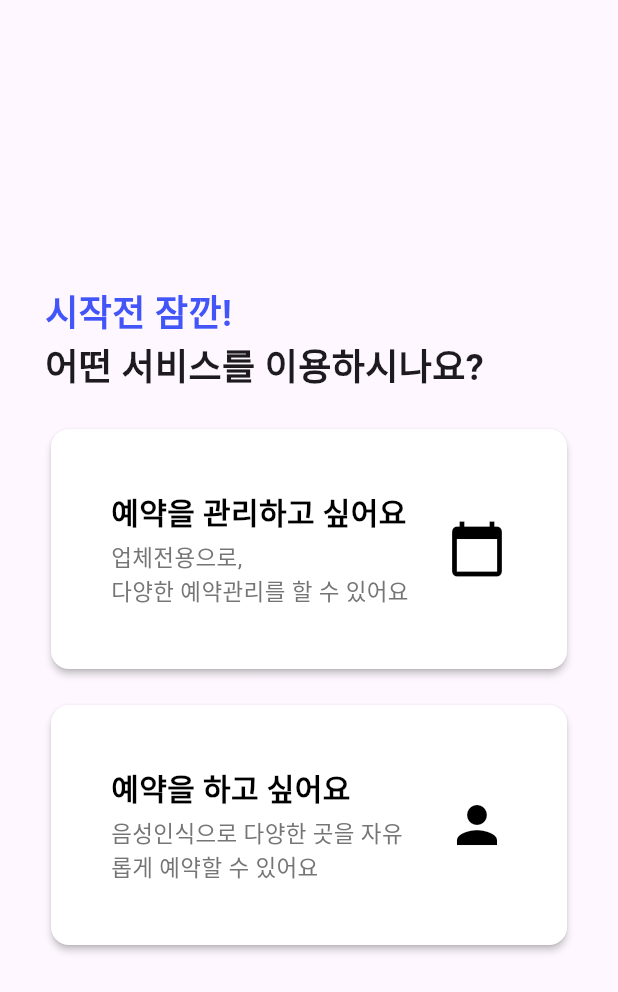
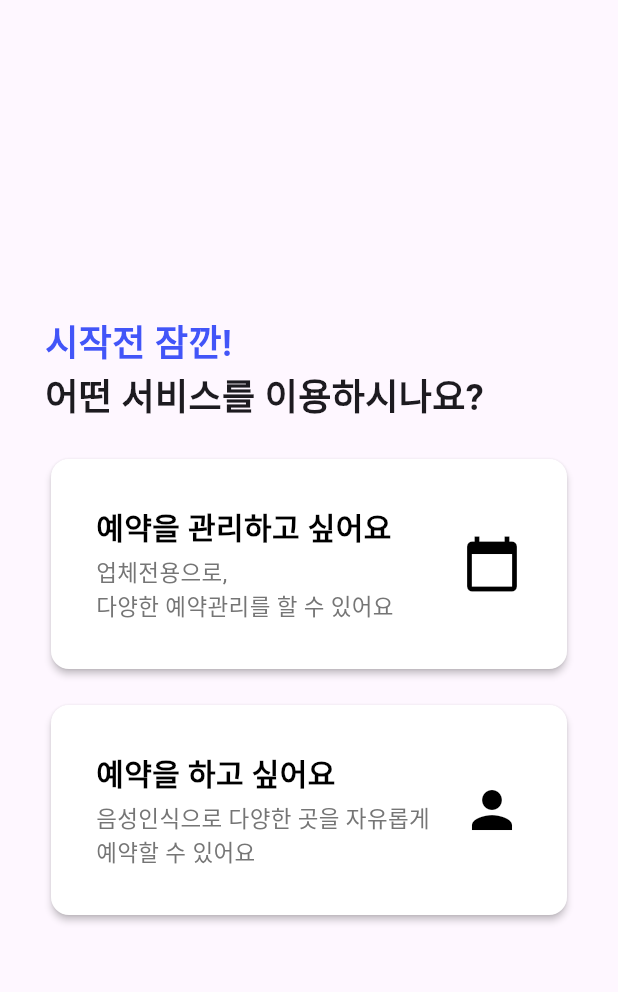
Before and after one commit to poeroff/ORA_APP, a Flutter app: the screen it shows after launch, on a phone screen of 412 x 824 dp. Shown: the top 992 px of the screen. Run offline on Flutter 3.47's test engine with Material 3 defaults, Android fonts, the phone set to English and light mode, and no system bars; our stand-ins replace flutter_native_splash, shared_preferences, url_strategy; missing offline and left inert: kakao_flutter_sdk_user.

Commit message:
padding update

```diff
--- a/ora_app/lib/screen/user_type_selection_screen.dart
+++ b/ora_app/lib/screen/user_type_selection_screen.dart
@@ -95,7 +95,7 @@ Widget _buildOptionCard({
     child: InkWell(
       onTap: onTap,
       child: Padding(
-        padding: const EdgeInsets.all(40.0),
+        padding: const EdgeInsets.all(30.0),
         child: Row(
           children: [
             Expanded(
```
